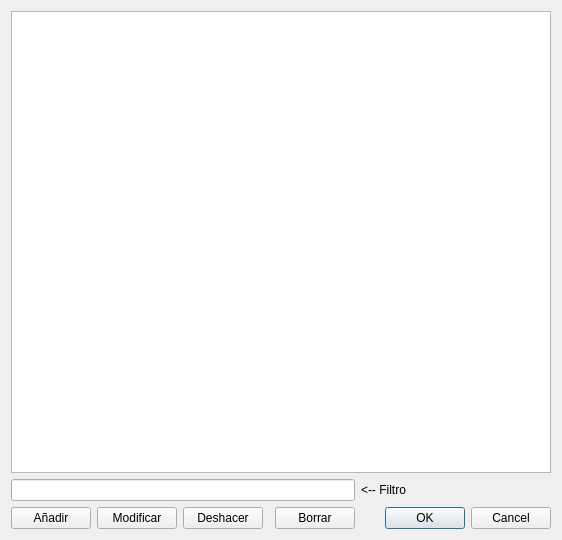
This is familias.ui in Ladis72/tienda as Qt 5 draws it before an edit. The edited form follows.
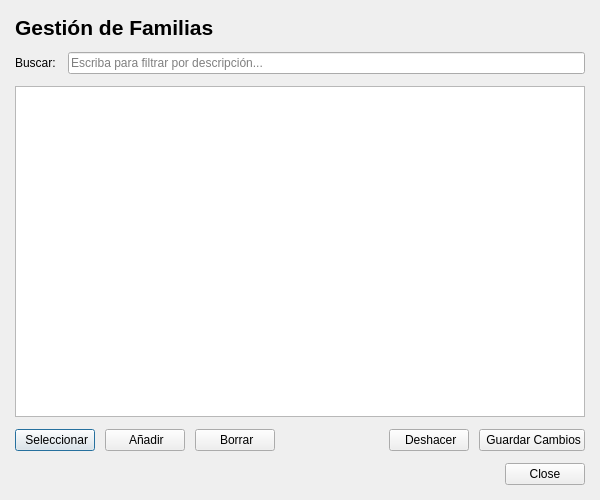
This is the edited form.

Patch:
```diff
--- a/familias.ui
+++ b/familias.ui
@@ -6,46 +6,79 @@
    <rect>
     <x>0</x>
     <y>0</y>
-    <width>562</width>
-    <height>540</height>
+    <width>600</width>
+    <height>500</height>
    </rect>
   </property>
   <property name="windowTitle">
    <string>Familias</string>
   </property>
-  <layout class="QGridLayout" name="gridLayout">
-   <item row="2" column="5">
-    <widget class="QDialogButtonBox" name="buttonBox">
-     <property name="orientation">
-      <enum>Qt::Orientation::Horizontal</enum>
-     </property>
-     <property name="standardButtons">
-      <set>QDialogButtonBox::StandardButton::Cancel|QDialogButtonBox::StandardButton::Ok</set>
-     </property>
-    </widget>
+  <layout class="QVBoxLayout" name="verticalLayout">
+   <property name="spacing">
+    <number>12</number>
+   </property>
+   <property name="leftMargin">
+    <number>15</number>
+   </property>
+   <property name="topMargin">
+    <number>15</number>
+   </property>
+   <property name="rightMargin">
+    <number>15</number>
+   </property>
+   <property name="bottomMargin">
+    <number>15</number>
+   </property>
+   <item>
+    <layout class="QHBoxLayout" name="headerLayout">
+     <item>
+      <widget class="QLabel" name="labelTitle">
+       <property name="font">
+        <font>
+         <pointsize>16</pointsize>
+         <weight>75</weight>
+         <bold>true</bold>
+        </font>
+       </property>
+       <property name="text">
+        <string>Gestión de Familias</string>
+       </property>
+      </widget>
+     </item>
+     <item>
+      <spacer name="horizontalSpacer">
+       <property name="orientation">
+        <enum>Qt::Horizontal</enum>
+       </property>
+       <property name="sizeHint" stdset="0">
+        <size>
+         <width>40</width>
+         <height>20</height>
+        </size>
+       </property>
+      </spacer>
+     </item>
+    </layout>
    </item>
-   <item row="2" column="0">
-    <widget class="QPushButton" name="pushButtonAnadir">
-     <property name="text">
-      <string>Añadir</string>
-     </property>
-    </widget>
+   <item>
+    <layout class="QHBoxLayout" name="searchLayout">
+     <item>
+      <widget class="QLabel" name="labelBuscar">
+       <property name="text">
+        <string>Buscar:</string>
+       </property>
+      </widget>
+     </item>
+     <item>
+      <widget class="QLineEdit" name="lineEdit">
+       <property name="placeholderText">
+        <string>Escriba para filtrar por descripción...</string>
+       </property>
+      </widget>
+     </item>
+    </layout>
    </item>
-   <item row="2" column="1">
-    <widget class="QPushButton" name="pushButtonModificar">
-     <property name="text">
-      <string>Modificar</string>
-     </property>
-    </widget>
-   </item>
-   <item row="2" column="2">
-    <widget class="QPushButton" name="pushButtonDeshacer">
-     <property name="text">
-      <string>Deshacer</string>
-     </property>
-    </widget>
-   </item>
-   <item row="0" column="0" colspan="6">
+   <item>
     <widget class="QTableView" name="tableView">
      <property name="alternatingRowColors">
       <bool>true</bool>
@@ -54,15 +87,12 @@
       <enum>QAbstractItemView::SelectionMode::SingleSelection</enum>
      </property>
      <property name="selectionBehavior">
-      <enum>QAbstractItemView::SelectionBehavior::SelectRows</enum>
-     </property>
-     <property name="textElideMode">
-      <enum>Qt::TextElideMode::ElideRight</enum>
+      <enum>QAbstractItemView::SelectRows</enum>
      </property>
      <property name="sortingEnabled">
       <bool>true</bool>
      </property>
-     <attribute name="horizontalHeaderShowSortIndicator" stdset="0">
+     <attribute name="horizontalHeaderStretchLastSection">
       <bool>true</bool>
      </attribute>
      <attribute name="verticalHeaderVisible">
@@ -70,20 +100,71 @@
      </attribute>
     </widget>
    </item>
-   <item row="2" column="4">
-    <widget class="QPushButton" name="pushButtonBorrar">
-     <property name="text">
-      <string>Borrar</string>
+   <item>
+    <layout class="QHBoxLayout" name="buttonLayout">
+     <property name="spacing">
+      <number>10</number>
      </property>
-    </widget>
+     <item>
+      <widget class="QPushButton" name="pushButtonSeleccionar">
+       <property name="text">
+        <string> Seleccionar</string>
+       </property>
+       <property name="autoDefault">
+        <bool>true</bool>
+       </property>
+      </widget>
+     </item>
+     <item>
+      <widget class="QPushButton" name="pushButtonAnadir">
+       <property name="text">
+        <string> Añadir</string>
+       </property>
+      </widget>
+     </item>
+     <item>
+      <widget class="QPushButton" name="pushButtonBorrar">
+       <property name="text">
+        <string> Borrar</string>
+       </property>
+      </widget>
+     </item>
+     <item>
+      <spacer name="spacerButtons">
+       <property name="orientation">
+        <enum>Qt::Horizontal</enum>
+       </property>
+       <property name="sizeHint" stdset="0">
+        <size>
+         <width>40</width>
+         <height>20</height>
+        </size>
+       </property>
+      </spacer>
+     </item>
+     <item>
+      <widget class="QPushButton" name="pushButtonDeshacer">
+       <property name="text">
+        <string> Deshacer</string>
+       </property>
+      </widget>
+     </item>
+     <item>
+      <widget class="QPushButton" name="pushButtonGuardar">
+       <property name="text">
+        <string> Guardar Cambios</string>
+       </property>
+      </widget>
+     </item>
+    </layout>
    </item>
-   <item row="1" column="0" colspan="5">
-    <widget class="QLineEdit" name="lineEdit"/>
-   </item>
-   <item row="1" column="5">
-    <widget class="QLabel" name="label">
-     <property name="text">
-      <string>&lt;-- Filtro</string>
+   <item>
+    <widget class="QDialogButtonBox" name="buttonBox">
+     <property name="orientation">
+      <enum>Qt::Horizontal</enum>
+     </property>
+     <property name="standardButtons">
+      <set>QDialogButtonBox::Close</set>
      </property>
     </widget>
    </item>
```
Left out of the diff: 27 changed lines with no effect on the pictures.
